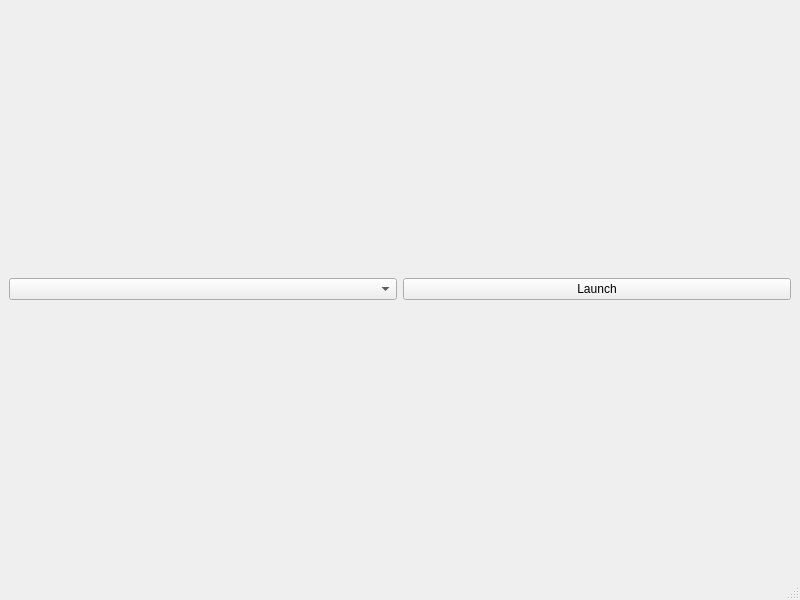
Qt form mainwindow.ui (openkogama/openkogama-launcher) before a commit.
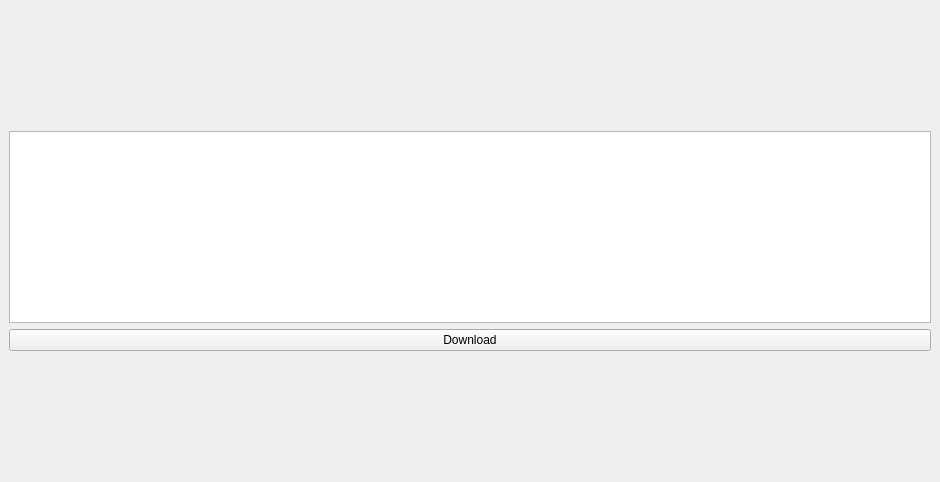
The same form after that commit.

Commit message: better versions view

Patch:
```diff
--- a/mainwindow.ui
+++ b/mainwindow.ui
@@ -6,32 +6,61 @@
    <rect>
     <x>0</x>
     <y>0</y>
-    <width>800</width>
-    <height>600</height>
+    <width>940</width>
+    <height>482</height>
    </rect>
   </property>
   <property name="windowTitle">
    <string>MainWindow</string>
   </property>
   <widget class="QWidget" name="centralwidget">
-   <layout class="QVBoxLayout" name="verticalLayout">
+   <layout class="QVBoxLayout" name="verticalLayout_2">
     <item>
-     <layout class="QHBoxLayout" name="horizontalLayout">
+     <layout class="QVBoxLayout" name="verticalLayout">
       <item>
-       <widget class="QComboBox" name="versionComboBox"/>
+       <spacer name="verticalSpacer">
+        <property name="orientation">
+         <enum>Qt::Orientation::Vertical</enum>
+        </property>
+        <property name="sizeHint" stdset="0">
+         <size>
+          <width>20</width>
+          <height>40</height>
+         </size>
+        </property>
+       </spacer>
+      </item>
+      <item>
+       <widget class="QTreeView" name="versionsTreeView">
+        <property name="styleSheet">
+         <string notr="true">alternate-background-color: rgb(38, 38, 38);</string>
+        </property>
+       </widget>
       </item>
       <item>
        <widget class="QPushButton" name="launchButton">
         <property name="text">
-         <string>Launch</string>
+         <string>Download</string>
         </property>
        </widget>
       </item>
+      <item>
+       <spacer name="verticalSpacer_2">
+        <property name="orientation">
+         <enum>Qt::Orientation::Vertical</enum>
+        </property>
+        <property name="sizeHint" stdset="0">
+         <size>
+          <width>20</width>
+          <height>40</height>
+         </size>
+        </property>
+       </spacer>
+      </item>
      </layout>
     </item>
    </layout>
   </widget>
-  <widget class="QStatusBar" name="statusbar"/>
  </widget>
  <resources/>
  <connections/>
```
The commit also changes 5 other files.
